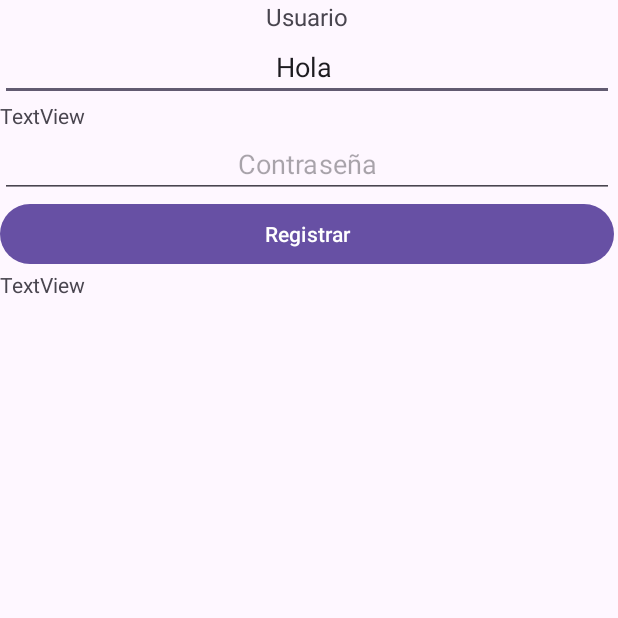
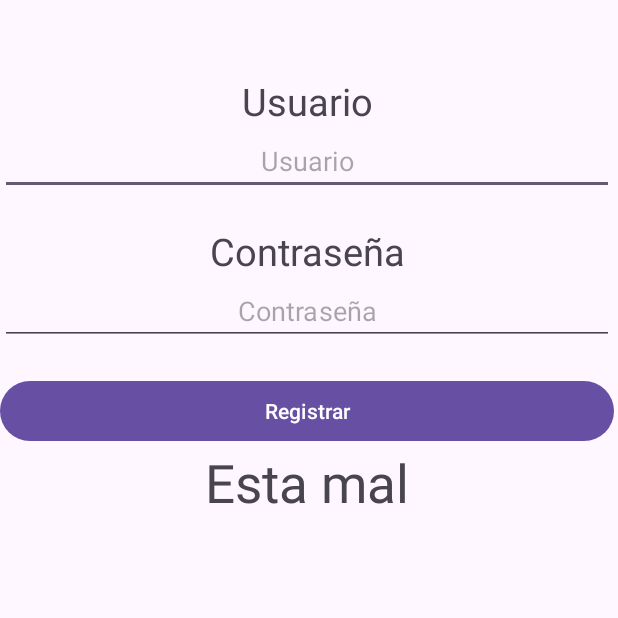
Before and after one commit to Ramiro4903/Practica1.1, an Android app: the Registro screen opened directly, with no data from a screen before it, after a tap on "Registrar", on a phone screen of 412 x 824 dp, the top half of it. Run offline under Robolectric (Android 15) with nearby library versions, the phone set to English and light mode, and no system bars.

Commit message:
Nuevo login validado funcionando

```diff
--- a/app/src/main/java/com/example/practica1/Registro.java
+++ b/app/src/main/java/com/example/practica1/Registro.java
@@ -12,8 +12,11 @@ public class Registro  extends AppCompatActivity implements View.OnClickListener
     private Button b;
 
     private  TextView t;
+    private TextView t2;
 
     private EditText e;
+
+    private EditText e2;
 
     @Override
     protected void onCreate(Bundle savedInstanceState) {
@@ -22,6 +25,8 @@ public class Registro  extends AppCompatActivity implements View.OnClickListener
         b = (Button) findViewById(R.id.button5);
         t = (TextView) findViewById(R.id.textView4);
         e = (EditText) findViewById(R.id.editTextText3);
+        e2 = (EditText) findViewById(R.id.editTextText4);
+        t2 = (TextView) findViewById(R.id.textView6);
 
         b.setOnClickListener(this);
     }
@@ -29,7 +34,16 @@ public class Registro  extends AppCompatActivity implements View.OnClickListener
     @Override
     public void onClick(View v) {
 
+        // cacha y convierte en texto utilizable lo del edit text 2
         String user = e.getText().toString();
-        e.setText("Hola "+user);
+        String pass = e2.getText().toString();
+        //muestra en edit text 2 la variable user
+
+        if("admin".equals(user) && "admin".equals(pass)){
+            t2.setText("Hola "+user);
+        }else {
+            t2.setText("Esta mal");
+        }
+        }
+
     }
-}
--- a/app/src/main/res/layout/pantalla_inicio.xml
+++ b/app/src/main/res/layout/pantalla_inicio.xml
@@ -72,13 +72,14 @@
             android:layout_marginTop="10dp"
             android:text="Inicio"
             android:textSize="20dp" />
+
         <Button
             android:id="@+id/button4"
             android:layout_width="177dp"
             android:layout_height="51dp"
             android:layout_marginStart="130dp"
             android:layout_marginTop="20dp"
-            android:text="Cambio"
+            android:text="Nuevo Login"
             android:textSize="20dp" />
 
     </LinearLayout>
--- a/app/src/main/res/layout/registro.xml
+++ b/app/src/main/res/layout/registro.xml
@@ -15,9 +15,10 @@
             android:id="@+id/textView4"
             android:layout_width="match_parent"
             android:layout_height="wrap_content"
+            android:layout_marginTop="50dp"
             android:gravity="center"
             android:text="Usuario"
-            android:textSize="16sp" />
+            android:textSize="25sp" />
 
         <EditText
             android:id="@+id/editTextText3"
@@ -30,9 +31,13 @@
 
         <TextView
             android:id="@+id/textView5"
+            android:layout_marginTop="20dp"
             android:layout_width="match_parent"
             android:layout_height="wrap_content"
-            android:text="TextView" />
+            android:gravity="center"
+            android:text="Contraseña"
+            android:textSize="25sp"
+            />
 
         <EditText
             android:id="@+id/editTextText4"
@@ -45,6 +50,7 @@
 
         <Button
             android:id="@+id/button5"
+            android:layout_marginTop="20dp"
             android:layout_width="match_parent"
             android:layout_height="wrap_content"
             android:text="Registrar" />
@@ -53,6 +59,8 @@
             android:id="@+id/textView6"
             android:layout_width="match_parent"
             android:layout_height="wrap_content"
-            android:text="TextView" />
+            android:textSize="35sp"
+            android:gravity="center"
+            />
     </LinearLayout>
 </androidx.constraintlayout.widget.ConstraintLayout>
```
